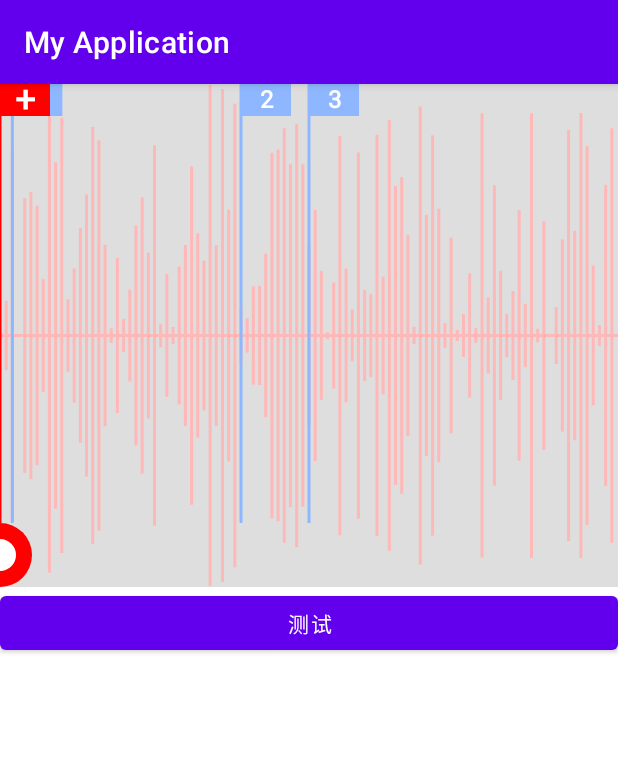
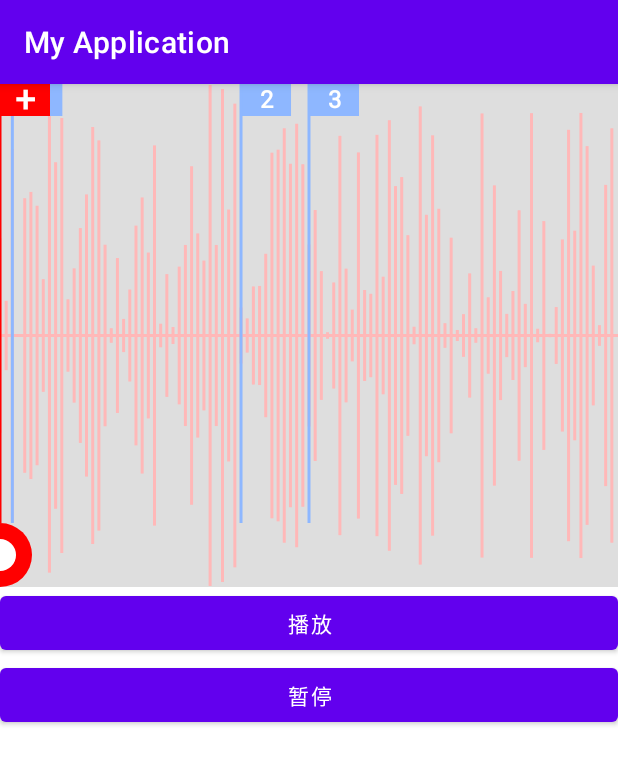
Before and after one commit to Dan-Yue/MyApplication, an Android app: the screen it shows after launch (MainActivity), on a phone screen of 412 x 824 dp. Shown: the top 765 px of the screen. Run offline under Robolectric (Android 15) with nearby library versions, the phone set to English and light mode, and no system bars.

Commit message:
自定义音波图-23

```diff
--- a/app/src/main/java/com/ybs/myapplication/MainActivity.kt
+++ b/app/src/main/java/com/ybs/myapplication/MainActivity.kt
@@ -11,8 +11,11 @@ class MainActivity : AppCompatActivity() {
         super.onCreate(savedInstanceState)
         setContentView(R.layout.activity_main)
         val recorderWave = findViewById<RecorderWave>(R.id.RecorderWave)
-        findViewById<Button>(R.id.test).setOnClickListener {
-            recorderWave.test()
+        findViewById<Button>(R.id.start).setOnClickListener {
+            recorderWave.start()
+        }
+        findViewById<Button>(R.id.stop).setOnClickListener {
+            recorderWave.stop()
         }
 //        recordedWave.initData()
 //        recordedWave.setFlagClickListener { pointF, i, fl, fl2 -> }
--- a/app/src/main/res/layout/activity_main.xml
+++ b/app/src/main/res/layout/activity_main.xml
@@ -11,9 +11,15 @@
         android:background="@color/hui" />
 
     <Button
-        android:id="@+id/test"
+        android:id="@+id/start"
         android:layout_width="match_parent"
         android:layout_height="wrap_content"
-        android:text="测试"/>
+        android:text="播放"/>
+
+    <Button
+        android:id="@+id/stop"
+        android:layout_width="match_parent"
+        android:layout_height="wrap_content"
+        android:text="暂停"/>
 
 </LinearLayout>
```
Also changed, not shown: app/src/main/java/com/ybs/myapplication/RecorderIndex.kt (+19 -2 lines), app/src/main/java/com/ybs/myapplication/RecorderWave.kt (+17 -4 lines).
